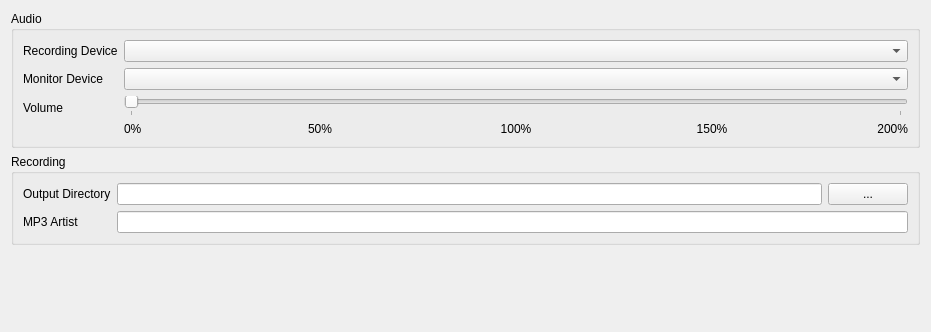
This is recorder/recording/recordingconfiguratorpane.ui in genosse-einhorn/FishyRecorder-lite as Qt 5 draws it before an edit. The edited form follows.
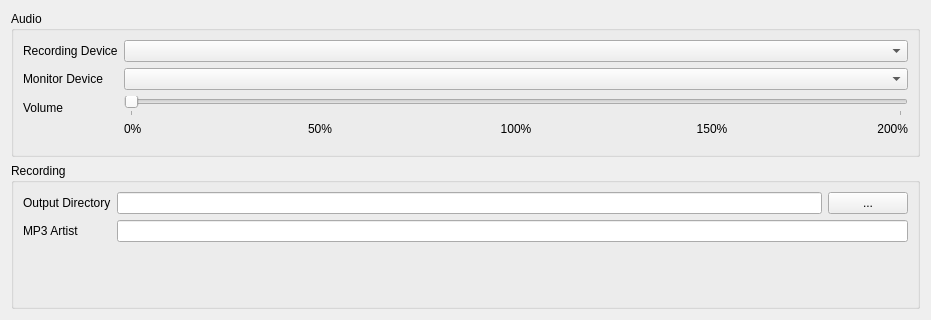
This is the edited form.

```diff
--- a/recorder/recording/recordingconfiguratorpane.ui
+++ b/recorder/recording/recordingconfiguratorpane.ui
@@ -7,7 +7,7 @@
     <x>0</x>
     <y>0</y>
     <width>931</width>
-    <height>332</height>
+    <height>320</height>
    </rect>
   </property>
   <property name="windowTitle">
@@ -179,19 +179,6 @@
      </layout>
     </widget>
    </item>
-   <item>
-    <spacer name="verticalSpacer">
-     <property name="orientation">
-      <enum>Qt::Vertical</enum>
-     </property>
-     <property name="sizeHint" stdset="0">
-      <size>
-       <width>20</width>
-       <height>40</height>
-      </size>
-     </property>
-    </spacer>
-   </item>
   </layout>
  </widget>
  <resources/>
```
Left out of the diff: 2 changed lines with no effect on the pictures.
